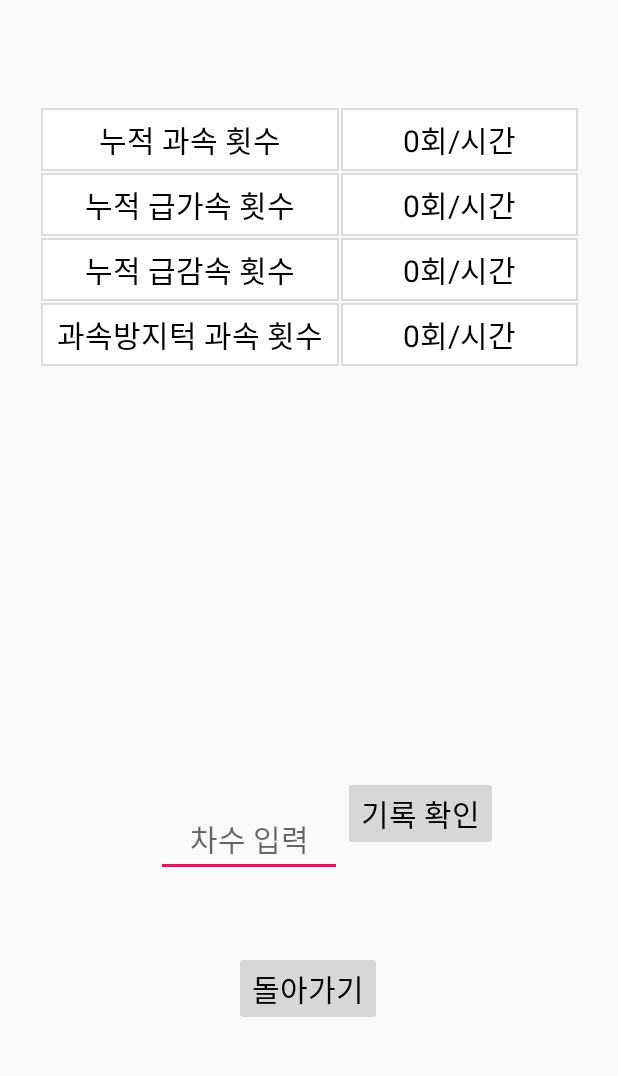
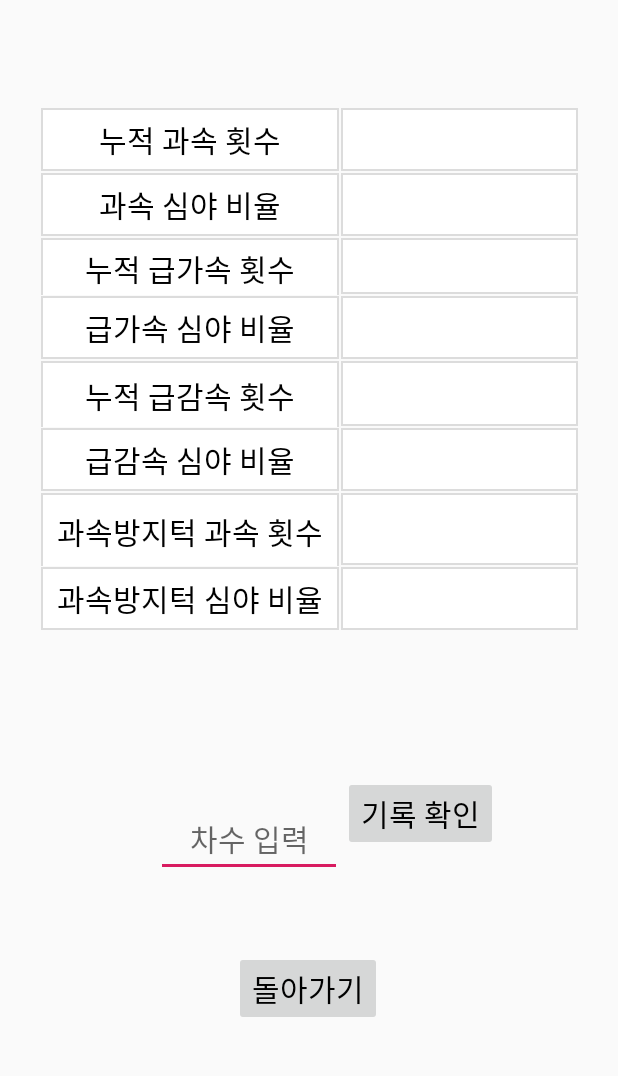
Before and after one commit to KeeYoungYoon/capstone2fianl, an Android app: the record_view screen opened directly, with no data from a screen before it, on a phone screen of 412 x 824 dp, the part 84-1160 px from its top. Run offline under Robolectric (Android 15) with nearby library versions, the phone set to English and light mode, and no system bars.

Commit message:
record_java 표 레이아웃 변경

```diff
--- a/app/src/main/java/com/example/test1/driving_record.java
+++ b/app/src/main/java/com/example/test1/driving_record.java
@@ -104,7 +104,7 @@ public class driving_record extends AppCompatActivity implements SensorEventList
             //Network 위치는 Gps에 비해 정확도가 많이 떨어진다.
             //    tv.setText("위치정보 : " + provider + "\n위도 : " + longitude + "\n경도 : " + latitude
             //         + "\n고도 : " + altitude + "\n정확도 : "  + accuracy+"\n가속도"+acc_data);
-            if(!s1.equals(provider)) {
+            if(!s1.equals(provider) ){
                 String now = new SimpleDateFormat("yyyy-MM-dd HH:mm:ss").format(new Date());
                 String contents = "데이터 시간: " + now + "\t위치정보 : " + provider + "\t위도 : " +  latitude + "\t경도 : " + longitude + "\t속도 : " + speed + "\t가속도 : " + acc_data + "\n";
                 WriteTextFile(foldername, filename, contents);
--- a/app/src/main/res/layout/record_view.xml
+++ b/app/src/main/res/layout/record_view.xml
@@ -43,16 +43,18 @@
         <TableRow
             android:layout_width="match_parent"
             android:layout_height="80dp">
+            android:layout_weight="1"
+            <TextView
 
-            <TextView
                 android:id="@+id/textView9"
                 android:layout_width="200dp"
                 android:layout_height="43dp"
+                android:background="@drawable/layer"
                 android:gravity="center"
-                android:background="@drawable/layer"
                 android:text="누적 과속 횟수"
                 android:textColor="@android:color/background_dark"
                 android:textSize="20sp" />
+
             <TextView
                 android:id="@+id/textView10"
                 android:layout_width="159dp"
@@ -60,18 +62,43 @@
                 android:background="@drawable/layer"
                 android:gravity="center"
                 android:textColor="@android:color/background_dark"
-                android:textSize="20sp"
-                android:text="0회/시간" />
+                android:textSize="20sp" />
         </TableRow>
 
         <TableRow
             android:layout_width="match_parent"
             android:layout_height="80dp">
+            android:layout_weight="1"
+            <TextView
+
+                android:id="@+id/textView11"
+                android:layout_width="200dp"
+                android:layout_height="43dp"
+                android:background="@drawable/layer"
+                android:gravity="center"
+                android:text="과속 심야 비율"
+                android:textColor="@android:color/background_dark"
+                android:textSize="20sp" />
+
+            <TextView
+                android:id="@+id/textView12"
+                android:layout_width="159dp"
+                android:layout_height="match_parent"
+                android:background="@drawable/layer"
+                android:gravity="center"
+                android:textColor="@android:color/background_dark"
+                android:textSize="20sp" />
+        </TableRow>
+
+        <TableRow
+            android:layout_weight="1"
+            android:layout_width="match_parent"
+            android:layout_height="80dp">
 
             <TextView
                 android:id="@+id/textView2"
-                android:layout_width="199dp"
-                android:layout_height="43dp"
+                android:layout_width="200dp"
+                android:layout_height="42dp"
                 android:background="@drawable/layer"
                 android:gravity="center"
                 android:text="누적 급가속 횟수"
@@ -85,21 +112,44 @@
                 android:background="@drawable/layer"
                 android:gravity="center"
                 android:textColor="@android:color/background_dark"
-                android:textSize="20sp"
-                android:text="0회/시간" />
+                android:textSize="20sp" />
 
         </TableRow>
+        <TableRow
+            android:layout_width="match_parent"
+            android:layout_height="80dp">
+            android:layout_weight="1"
+            <TextView
 
+                android:id="@+id/textView13"
+                android:layout_width="200dp"
+                android:layout_height="43dp"
+                android:background="@drawable/layer"
+                android:gravity="center"
+                android:text="급가속 심야 비율"
+                android:textColor="@android:color/background_dark"
+                android:textSize="20sp" />
+
+            <TextView
+                android:id="@+id/textView14"
+                android:layout_width="159dp"
+                android:layout_height="match_parent"
+                android:background="@drawable/layer"
+                android:gravity="center"
+                android:textColor="@android:color/background_dark"
+                android:textSize="20sp" />
+        </TableRow>
         <TableRow
+            android:layout_weight="1"
             android:layout_width="match_parent"
             android:layout_height="80dp">
 
             <TextView
                 android:id="@+id/textView3"
-                android:layout_width="194dp"
-                android:layout_height="43dp"
+                android:layout_width="171dp"
+                android:layout_height="48dp"
+                android:background="@drawable/layer"
                 android:gravity="center"
-                android:background="@drawable/layer"
                 android:text="누적 급감속 횟수"
                 android:textColor="@android:color/background_dark"
                 android:textSize="20sp" />
@@ -111,23 +161,47 @@
                 android:background="@drawable/layer"
                 android:gravity="center"
                 android:textColor="@android:color/background_dark"
-                android:textSize="20sp"
-                android:text="0회/시간" />
+                android:textSize="20sp" />
         </TableRow>
+        <TableRow
+            android:layout_width="match_parent"
+            android:layout_height="80dp">
+            android:layout_weight="1"
+            <TextView
 
+                android:id="@+id/textView15"
+                android:layout_width="200dp"
+                android:layout_height="43dp"
+                android:background="@drawable/layer"
+                android:gravity="center"
+                android:text="급감속 심야 비율"
+                android:textColor="@android:color/background_dark"
+                android:textSize="20sp" />
+
+            <TextView
+                android:id="@+id/textView16"
+                android:layout_width="159dp"
+                android:layout_height="match_parent"
+                android:background="@drawable/layer"
+                android:gravity="center"
+                android:textColor="@android:color/background_dark"
+                android:textSize="20sp" />
+        </TableRow>
         <TableRow
+            android:layout_weight="1"
             android:layout_width="match_parent"
             android:layout_height="80dp">
 
             <TextView
                 android:id="@+id/textView4"
-                android:layout_width="200dp"
-                android:layout_height="43dp"
+                android:layout_width="197dp"
+                android:layout_height="53dp"
+                android:background="@drawable/layer"
                 android:gravity="center"
-                android:background="@drawable/layer"
                 android:text="과속방지턱 과속 횟수"
                 android:textColor="@android:color/background_dark"
                 android:textSize="20sp" />
+
             <TextView
                 android:id="@+id/textView8"
                 android:layout_width="159dp"
@@ -135,14 +209,32 @@
                 android:background="@drawable/layer"
                 android:gravity="center"
                 android:textColor="@android:color/background_dark"
-                android:textSize="20sp"
-                android:text="0회/시간" />
+                android:textSize="20sp" />
         </TableRow>
-
         <TableRow
             android:layout_width="match_parent"
-            android:layout_height="112dp"
-            android:background="@drawable/layer"/>
+            android:layout_height="80dp">
+            android:layout_weight="1"
+            <TextView
+
+                android:id="@+id/textView17"
+                android:layout_width="200dp"
+                android:layout_height="43dp"
+                android:background="@drawable/layer"
+                android:gravity="center"
+                android:text="과속방지턱 심야 비율"
+                android:textColor="@android:color/background_dark"
+                android:textSize="20sp" />
+
+            <TextView
+                android:id="@+id/textView18"
+                android:layout_width="159dp"
+                android:layout_height="match_parent"
+                android:background="@drawable/layer"
+                android:gravity="center"
+                android:textColor="@android:color/background_dark"
+                android:textSize="20sp" />
+        </TableRow>
     </TableLayout>
 
     <Button
```
